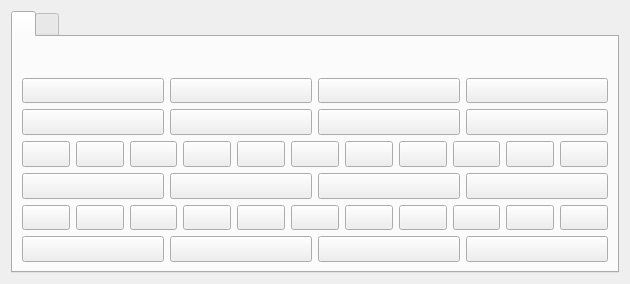
Qt form form.ui (squawk7x/Qt-Designer) before a commit.
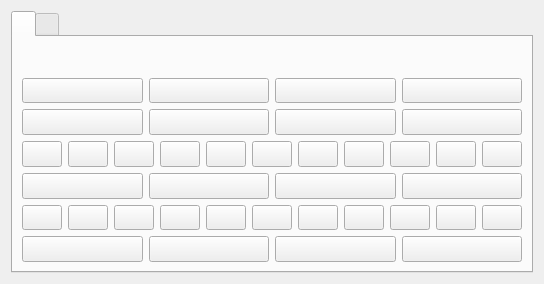
The same form after that commit. Custom widgets are drawn as their Qt base class.

Commit message: Ui Signal for roundLight added

What changed in the file:
```diff
--- a/form.ui
+++ b/form.ui
@@ -6,7 +6,7 @@
    <rect>
     <x>0</x>
     <y>0</y>
-    <width>630</width>
+    <width>509</width>
     <height>284</height>
    </rect>
   </property>
```
The commit also changes 2 other files.
